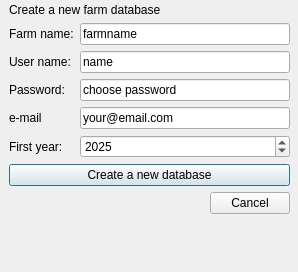
First picture: the form in widgets/create_farm_popup_base.ui, repository axelande/geodatafarm3, before the edit.
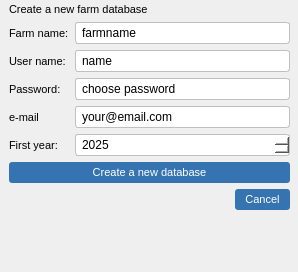
Second picture: the form after the edit.

Diff of the .ui file:
```diff
--- a/widgets/create_farm_popup_base.ui
+++ b/widgets/create_farm_popup_base.ui
@@ -13,7 +13,150 @@
   <property name="windowTitle">
    <string>Create farm</string>
   </property>
-  <widget class="QWidget" name="formLayoutWidget">
+  <property name="styleSheet"><string notr="true">
+/* === Global === */
+* {
+  font-family: "Segoe UI", sans-serif;
+  font-size: 9pt;
+}
+
+/* === Tab bars === */
+QTabWidget::pane {
+  border: 1px solid #c0c0c0;
+  border-radius: 3px;
+  background: #ffffff;
+}
+QTabBar::tab {
+  background: #f0f0f0;
+  border: 1px solid #c0c0c0;
+  border-bottom: none;
+  border-top-left-radius: 3px;
+  border-top-right-radius: 3px;
+  padding: 4px 10px;
+  margin-right: 1px;
+  font-size: 8pt;
+}
+QTabBar::tab:selected {
+  background: #ffffff;
+  border-bottom: 2px solid #3574b0;
+  font-weight: bold;
+}
+QTabBar::tab:hover:!selected {
+  background: #e4e4e4;
+}
+
+/* === Buttons === */
+QPushButton {
+  background-color: #3574b0;
+  color: white;
+  border: none;
+  border-radius: 3px;
+  padding: 4px 10px;
+  font-size: 8pt;
+}
+QPushButton:hover {
+  background-color: #2a5f8f;
+}
+QPushButton:pressed {
+  background-color: #1e4a6e;
+}
+QPushButton:disabled {
+  background-color: #b0b0b0;
+  color: #e0e0e0;
+}
+
+/* === Inputs === */
+QLineEdit, QPlainTextEdit, QTextEdit {
+  border: 1px solid #c0c0c0;
+  border-radius: 3px;
+  padding: 2px 4px;
+  background: #ffffff;
+}
+QLineEdit:focus, QPlainTextEdit:focus, QTextEdit:focus {
+  border: 1px solid #3574b0;
+}
+
+/* === Combo boxes === */
+QComboBox {
+  border: 1px solid #c0c0c0;
+  border-radius: 3px;
+  padding: 2px 4px;
+  background: #ffffff;
+}
+QComboBox:hover {
+  border: 1px solid #3574b0;
+}
+QComboBox::drop-down {
+  border: none;
+  width: 20px;
+}
+
+/* === Lists === */
+QListWidget {
+  border: 1px solid #c0c0c0;
+  border-radius: 3px;
+  background: #ffffff;
+}
+
+/* === Group boxes === */
+QGroupBox {
+  border: 1px solid #c0c0c0;
+  border-radius: 3px;
+  margin-top: 8px;
+  padding-top: 8px;
+  font-weight: bold;
+  font-size: 8pt;
+}
+QGroupBox::title {
+  subcontrol-origin: margin;
+  left: 8px;
+  padding: 0 3px;
+}
+
+/* === Radio &amp; Check === */
+QRadioButton, QCheckBox {
+  spacing: 4px;
+  font-size: 8pt;
+}
+
+/* === Labels === */
+QLabel {
+  font-size: 8pt;
+}
+
+/* === Calendar === */
+QCalendarWidget {
+  border: 1px solid #c0c0c0;
+  border-radius: 3px;
+}
+
+/* === Table === */
+QTableWidget, QTableView {
+  border: 1px solid #c0c0c0;
+  border-radius: 3px;
+  gridline-color: #e0e0e0;
+}
+QHeaderView::section {
+  background-color: #f0f0f0;
+  border: none;
+  border-bottom: 1px solid #c0c0c0;
+  border-right: 1px solid #e0e0e0;
+  padding: 3px 6px;
+  font-weight: bold;
+  font-size: 8pt;
+}
+
+/* === Spin boxes === */
+QSpinBox, QDoubleSpinBox, QDateEdit, QTimeEdit {
+  border: 1px solid #c0c0c0;
+  border-radius: 3px;
+  padding: 2px 4px;
+  background: #ffffff;
+}
+QSpinBox:focus, QDoubleSpinBox:focus, QDateEdit:focus, QTimeEdit:focus {
+  border: 1px solid #3574b0;
+}
+</string></property><widget class="QWidget" name="formLayoutWidget">
    <property name="geometry">
     <rect>
      <x>9</x>
```
Left out of the diff: 4 changed lines with no effect on the pictures.
